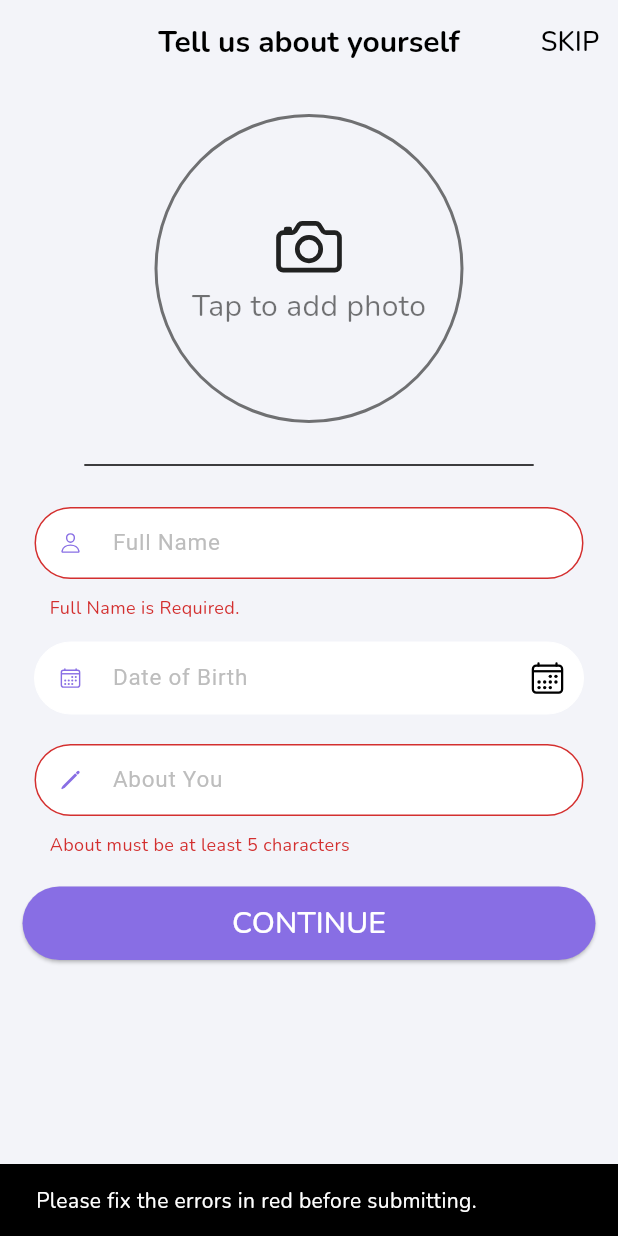
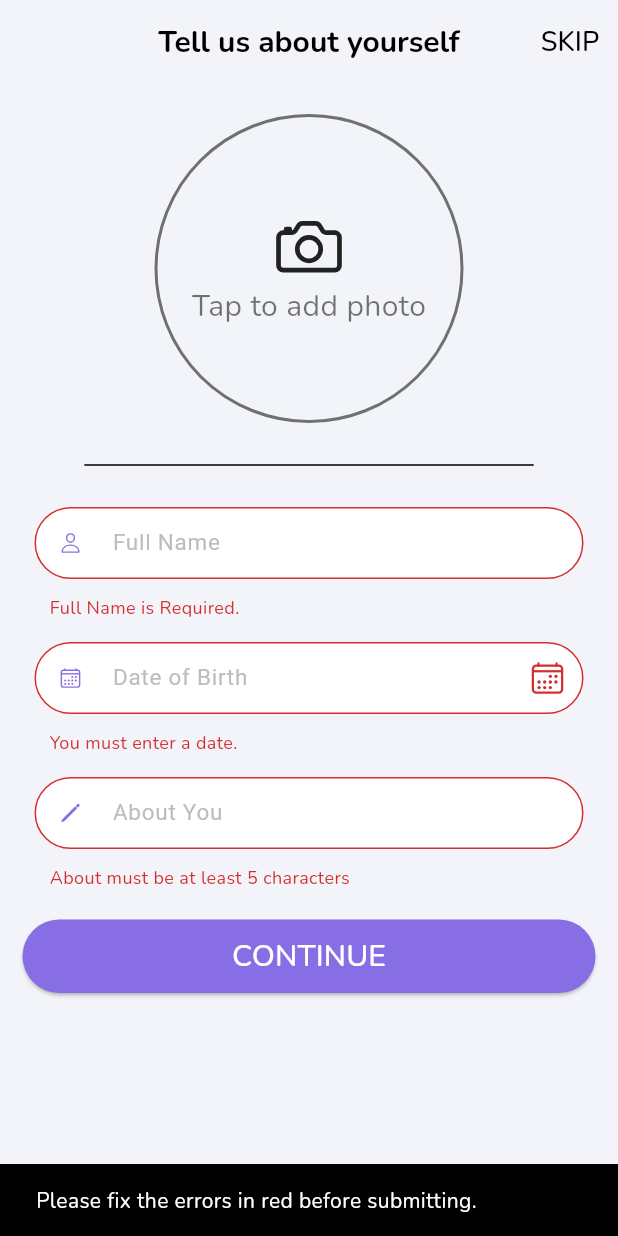
Before and after one commit to Tuanpluss02/HiCoder, a Flutter app: the MoreInfo screen opened directly, after a tap on "CONTINUE", on a phone screen of 412 x 824 dp. Run offline on Flutter 3.47's test engine with Material 3 defaults, Android fonts, the phone set to English and light mode, and no system bars; drawn by our look-alikes of loading_overlay; our stand-ins replace awesome_dialog, cached_network_image, dio, firebase_core, firebase_messaging, flutter_local_notifications and 8 more; missing offline and left inert: date_picker_plus, dio_smart_retry; accounts and stored records are empty.

Commit message:
(refactor) add defaultAvatar constant to Constants class and setUserId and getUserId methods to shared_pref.dart

```diff
--- a/lib/utils/constants.dart
+++ b/lib/utils/constants.dart
@@ -4,7 +4,8 @@ import 'package:google_fonts/google_fonts.dart';
 class Constants {
   //App related strings
   static String appName = "HiCoder";
-
+  static String defaultAvatar =
+      "http://api.stormx.space/files/cb3c6be6-1784-4ec6-a847-5d39919d9585";
   //Colors for theme
   static Color lightPrimary = const Color(0xfff3f4f9);
   static Color darkPrimary = const Color(0xff2B2B2B);
--- a/lib/utils/validation.dart
+++ b/lib/utils/validation.dart
@@ -19,7 +19,7 @@ class Validations {
   }
 
   static String? validateDate(String? value, [bool isRequried = true]) {
-    if (value!.isEmpty) return null;
+    if (value!.isEmpty) return "You must enter a date.";
     // yyyy-mm-dd
     final RegExp nameExp =
         RegExp(r'^\d{4}\-(0?[1-9]|1[012])\-(0?[1-9]|[12][0-9]|3[01])$');
```
Also changed, not shown: lib/utils/shared_pref.dart (+10 -0 lines).
